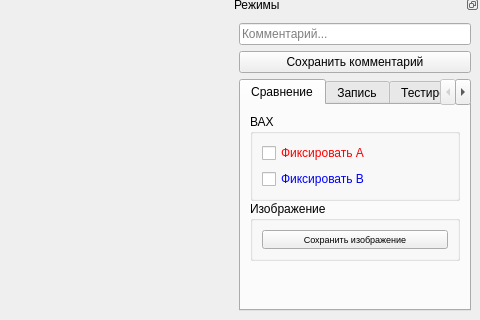
The window that gui/mainwindow.ui (EPC-MSU/EPLab) describes before a commit, drawn with Qt 5; both pictures show x 402 to 882 and y 801 to 1121 of the 882 by 1121 pixel window.
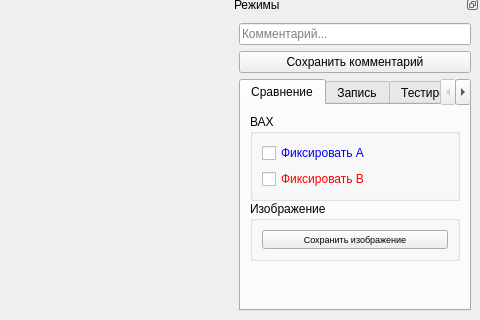
The same window after the commit.

Commit message: Freeze A / B checkboxes swapped.

```diff
--- a/gui/mainwindow.ui
+++ b/gui/mainwindow.ui
@@ -358,9 +358,9 @@
              </property>
              <layout class="QVBoxLayout" name="ivc_state_group_box_layout">
               <item>
-               <widget class="QCheckBox" name="freeze_curve_a_check_box">
+               <widget class="QCheckBox" name="freeze_curve_b_check_box">
                 <property name="styleSheet">
-                 <string notr="true">color: rgb(255, 0, 0);</string>
+                 <string notr="true">color: rgb(0, 0, 255);</string>
                 </property>
                 <property name="text">
                  <string>Фиксировать A</string>
@@ -368,9 +368,9 @@
                </widget>
               </item>
               <item>
-               <widget class="QCheckBox" name="freeze_curve_b_check_box">
+               <widget class="QCheckBox" name="freeze_curve_a_check_box">
                 <property name="styleSheet">
-                 <string notr="true">color: rgb(0, 0, 255);</string>
+                 <string notr="true">color: rgb(255, 0, 0);</string>
                 </property>
                 <property name="text">
                  <string>Фиксировать B</string>
```
